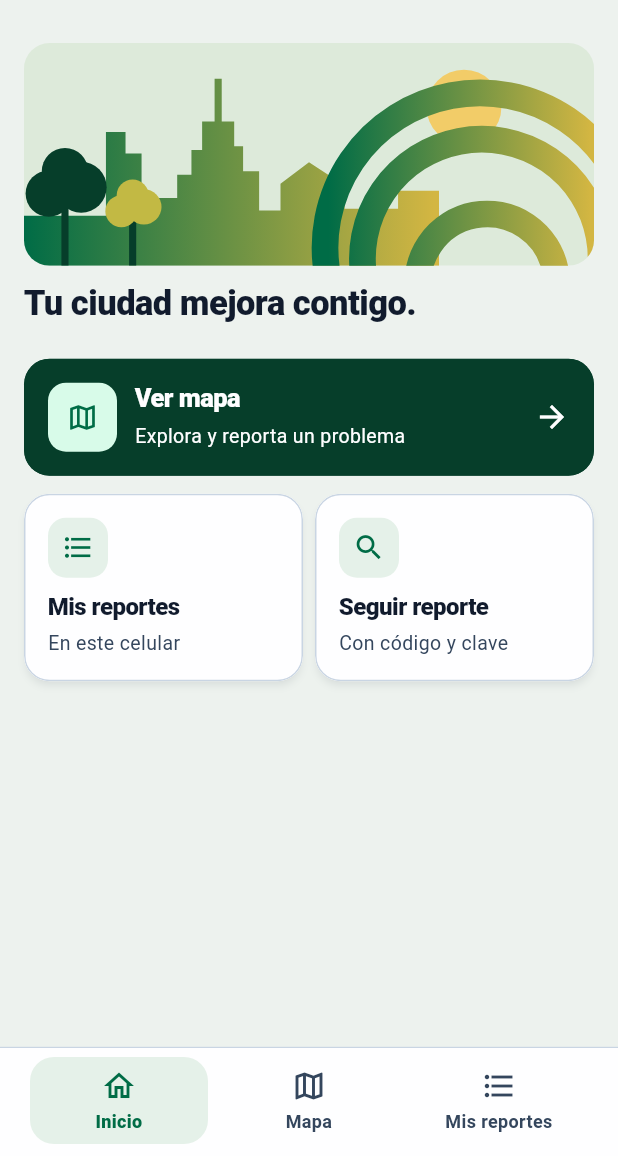
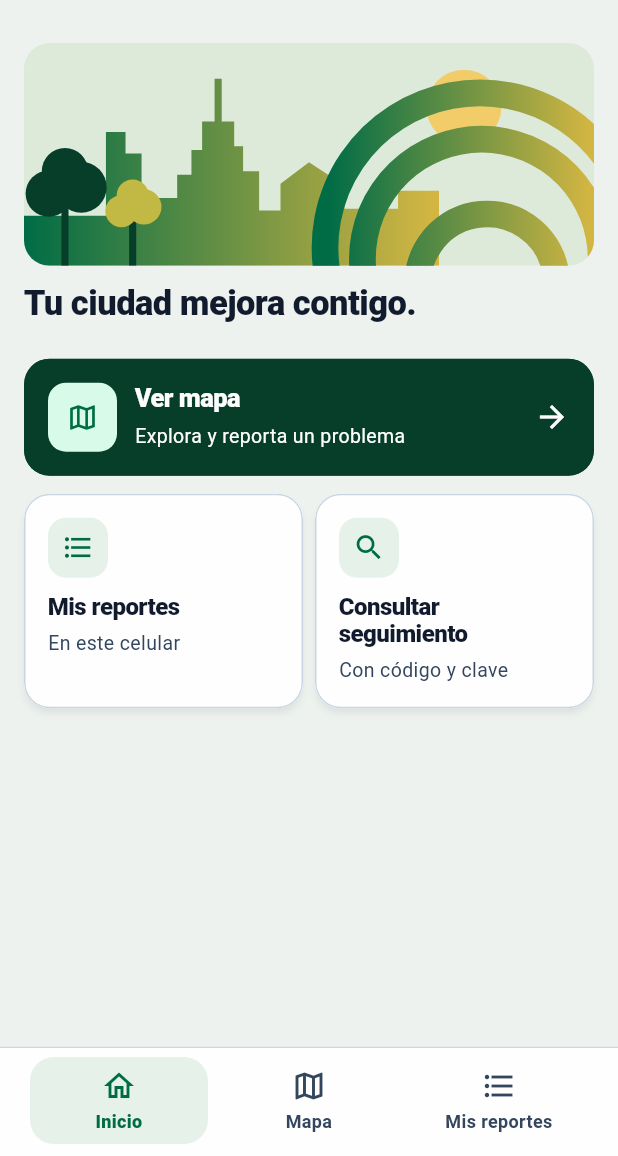
Before and after one commit to helendrg14-em/FIXA_app, a Flutter app: the screen it shows after launch, on a phone screen of 412 x 824 dp, the part 80-1236 px from its top. Run offline on Flutter 3.47's test engine with Material 3 defaults, Android fonts, the phone set to English and light mode, and no system bars; our stand-ins replace dio, flutter_image_compress, flutter_map, flutter_secure_storage, geolocator, go_router and 2 more; network calls fail.

Commit message:
feat(app): cambié Seguir reporte por Consultar seguimiento como en el diagrama de casos de uso

```diff
--- a/lib/features/inicio/inicio_screen.dart
+++ b/lib/features/inicio/inicio_screen.dart
@@ -32,8 +32,10 @@ class InicioScreen extends StatelessWidget {
                     destacado: true,
                   ),
                   const SizedBox(height: 12),
-                  Row(
-                    crossAxisAlignment: CrossAxisAlignment.start,
+                  // Misma altura para las dos tarjetas aunque un título ocupe dos líneas.
+                  IntrinsicHeight(
+                    child: Row(
+                      crossAxisAlignment: CrossAxisAlignment.stretch,
                       children: [
                         Expanded(
                           child: _Acceso(
@@ -46,13 +48,14 @@ class InicioScreen extends StatelessWidget {
                         const SizedBox(width: 8),
                         Expanded(
                           child: _Acceso(
-                          titulo: 'Seguir reporte',
+                            titulo: 'Consultar seguimiento',
                             detalle: 'Con código y clave',
                             icono: Icons.search,
                             onTap: () => context.push('/seguir'),
                           ),
                         ),
                       ],
+                    ),
                   ),
                 ],
               ),
--- a/lib/features/seguimiento/mis_reportes_screen.dart
+++ b/lib/features/seguimiento/mis_reportes_screen.dart
@@ -90,7 +90,7 @@ class _MisReportesScreenState extends State<MisReportesScreen> {
                 ),
                 icon: const Icon(Icons.search,
                     color: FixaColores.hojaOscura, size: 22),
-                label: const Text('Seguir con código',
+                label: const Text('Consultar seguimiento',
                     style: TextStyle(
                         fontSize: 15,
                         fontWeight: FontWeight.w700,
--- a/lib/features/seguimiento/seguir_screen.dart
+++ b/lib/features/seguimiento/seguir_screen.dart
@@ -94,7 +94,7 @@ class _SeguirScreenState extends State<SeguirScreen> {
     final mis = context.watch<MisReportes>();
     final guardados = mis.recientes;
     return Scaffold(
-      appBar: AppBar(title: const Text('Seguir un reporte')),
+      appBar: AppBar(title: const Text('Consultar seguimiento')),
       body: AutofillGroup(
         child: ListView(
           padding: const EdgeInsets.fromLTRB(16, 12, 16, 24),
--- a/lib/features/seguimiento/tarjeta_reporte.dart
+++ b/lib/features/seguimiento/tarjeta_reporte.dart
@@ -6,7 +6,7 @@ import '../../data/modelos.dart';
 import '../../ui/comunes.dart';
 
 /// Un reporte guardado en el celular: categoría, código, estado y avance. Se usa en
-/// «Mis reportes» y en «Seguir un reporte».
+/// «Mis reportes» y en «Consultar seguimiento».
 class TarjetaReporte extends StatelessWidget {
   const TarjetaReporte(
       {super.key, required this.credenciales, this.seguimiento, this.error});
--- a/lib/ui/navegacion_fixa.dart
+++ b/lib/ui/navegacion_fixa.dart
@@ -9,7 +9,7 @@ class NavegacionFixa extends StatelessWidget {
   final String ruta;
   final Widget child;
 
-  // «Seguir reporte» se abre desde Inicio; la barra deja las tres pantallas principales.
+  // «Consultar seguimiento» se abre desde Inicio; la barra deja las tres pantallas principales.
   static const _destinos = [
     ('/', 'Inicio', Icons.home_outlined),
     ('/mapa', 'Mapa', Icons.map_outlined),
```
Also changed, not shown: 1 other file. Lines whose indentation alone changed are shown as unchanged.
